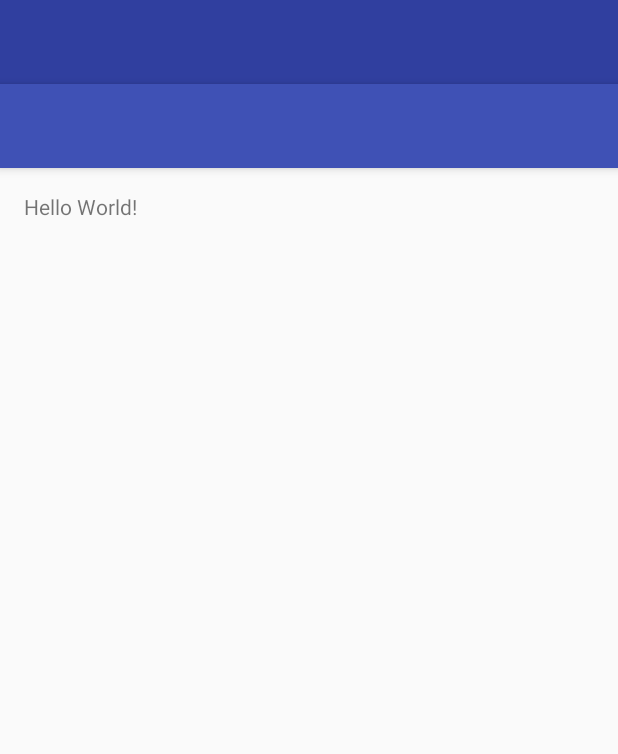
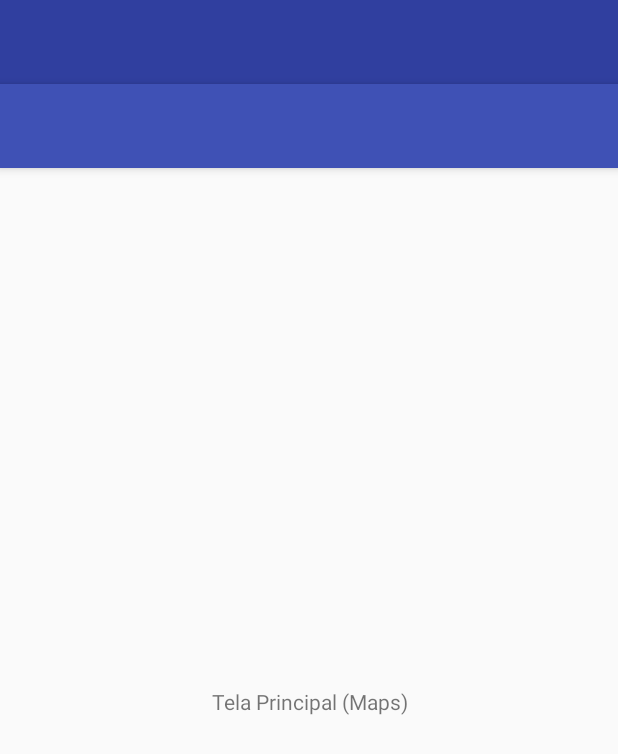
Before and after one commit to RafaeldsValente/EncontreFacilDois, an Android app: the layout activity_main.xml on its own in the app's theme, with its tools: preview values and no code run, on a phone screen of 412 x 824 dp. Shown: the top 754 px of the screen. Run offline under Robolectric (Android 15) with nearby library versions, the phone set to English and light mode, and no system bars.

Commit message:
Implementação menu.

```diff
--- /dev/null
+++ b/app/src/main/res/drawable/ic_exit_to_app_black_24dp.xml
@@ -0,0 +1,9 @@
+<vector xmlns:android="http://schemas.android.com/apk/res/android"
+        android:width="24dp"
+        android:height="24dp"
+        android:viewportWidth="24.0"
+        android:viewportHeight="24.0">
+    <path
+        android:fillColor="#FF000000"
+        android:pathData="M10.09,15.59L11.5,17l5,-5 -5,-5 -1.41,1.41L12.67,11H3v2h9.67l-2.58,2.59zM19,3H5c-1.11,0 -2,0.9 -2,2v4h2V5h14v14H5v-4H3v4c0,1.1 0.89,2 2,2h14c1.1,0 2,-0.9 2,-2V5c0,-1.1 -0.9,-2 -2,-2z"/>
+</vector>
--- /dev/null
+++ b/app/src/main/res/drawable/ic_home_black_24dp.xml
@@ -0,0 +1,9 @@
+<vector xmlns:android="http://schemas.android.com/apk/res/android"
+        android:width="24dp"
+        android:height="24dp"
+        android:viewportWidth="24.0"
+        android:viewportHeight="24.0">
+    <path
+        android:fillColor="#FF000000"
+        android:pathData="M10,20v-6h4v6h5v-8h3L12,3 2,12h3v8z"/>
+</vector>
--- /dev/null
+++ b/app/src/main/res/drawable/ic_settings_black_24dp.xml
@@ -0,0 +1,9 @@
+<vector xmlns:android="http://schemas.android.com/apk/res/android"
+        android:width="24dp"
+        android:height="24dp"
+        android:viewportWidth="24.0"
+        android:viewportHeight="24.0">
+    <path
+        android:fillColor="#FF000000"
+        android:pathData="M19.43,12.98c0.04,-0.32 0.07,-0.64 0.07,-0.98s-0.03,-0.66 -0.07,-0.98l2.11,-1.65c0.19,-0.15 0.24,-0.42 0.12,-0.64l-2,-3.46c-0.12,-0.22 -0.39,-0.3 -0.61,-0.22l-2.49,1c-0.52,-0.4 -1.08,-0.73 -1.69,-0.98l-0.38,-2.65C14.46,2.18 14.25,2 14,2h-4c-0.25,0 -0.46,0.18 -0.49,0.42l-0.38,2.65c-0.61,0.25 -1.17,0.59 -1.69,0.98l-2.49,-1c-0.23,-0.09 -0.49,0 -0.61,0.22l-2,3.46c-0.13,0.22 -0.07,0.49 0.12,0.64l2.11,1.65c-0.04,0.32 -0.07,0.65 -0.07,0.98s0.03,0.66 0.07,0.98l-2.11,1.65c-0.19,0.15 -0.24,0.42 -0.12,0.64l2,3.46c0.12,0.22 0.39,0.3 0.61,0.22l2.49,-1c0.52,0.4 1.08,0.73 1.69,0.98l0.38,2.65c0.03,0.24 0.24,0.42 0.49,0.42h4c0.25,0 0.46,-0.18 0.49,-0.42l0.38,-2.65c0.61,-0.25 1.17,-0.59 1.69,-0.98l2.49,1c0.23,0.09 0.49,0 0.61,-0.22l2,-3.46c0.12,-0.22 0.07,-0.49 -0.12,-0.64l-2.11,-1.65zM12,15.5c-1.93,0 -3.5,-1.57 -3.5,-3.5s1.57,-3.5 3.5,-3.5 3.5,1.57 3.5,3.5 -1.57,3.5 -3.5,3.5z"/>
+</vector>
--- a/app/src/main/res/layout/activity_main.xml
+++ b/app/src/main/res/layout/activity_main.xml
@@ -6,7 +6,8 @@
     android:layout_width="match_parent"
     android:layout_height="match_parent"
     android:fitsSystemWindows="true"
-    tools:openDrawer="start">
+    tools:openDrawer="start"
+    tools:context="com.example.rafael.encontrefacildois.MainActivity">
 
     <include
         layout="@layout/app_bar_main"
@@ -20,6 +21,6 @@
         android:layout_gravity="start"
         android:fitsSystemWindows="true"
         app:headerLayout="@layout/nav_header_main"
-        app:menu="@menu/drawer_menu"/>
+        app:menu="@menu/activity_main_drawer" />
 
 </android.support.v4.widget.DrawerLayout>
--- a/app/src/main/res/layout/app_bar_main.xml
+++ b/app/src/main/res/layout/app_bar_main.xml
@@ -22,6 +22,6 @@
 
     </android.support.design.widget.AppBarLayout>
 
-    <include layout="@layout/content_main" />
+    <include layout="@layout/content_main"/>
 
 </android.support.design.widget.CoordinatorLayout>
--- a/app/src/main/res/layout/content_main.xml
+++ b/app/src/main/res/layout/content_main.xml
@@ -13,13 +13,13 @@
     tools:showIn="@layout/app_bar_main">
 
     <TextView
-        android:layout_width="wrap_content"
-        android:layout_height="wrap_content"
-        android:text="Hello World!"
-        android:id="@+id/Ola"
-        app:layout_constraintBottom_toBottomOf="parent"
-        app:layout_constraintLeft_toLeftOf="parent"
-        app:layout_constraintRight_toRightOf="parent"
-        app:layout_constraintTop_toTopOf="parent" />
+        android:id="@+id/ConteudoPrincipal"
+        android:layout_width="match_parent"
+        android:layout_height="match_parent"
+        android:layout_gravity="center"
+        android:gravity="right|center"
+        android:text="Tela Principal (Maps)"
+        android:textAlignment="center"
+        tools:textAlignment="center" />
 
 </RelativeLayout>
--- /dev/null
+++ b/app/src/main/res/menu/activity_main_drawer.xml
@@ -0,0 +1,46 @@
+<?xml version="1.0" encoding="utf-8"?>
+<menu xmlns:android="http://schemas.android.com/apk/res/android">
+
+    <group android:checkableBehavior="single">
+        <item
+            android:id="@+id/itemHome"
+            android:icon="@drawable/ic_home_black_24dp"
+            android:title="Inicio" />
+    </group>
+
+    <item android:title="Categorias">
+        <menu>
+            <item
+                android:id="@+id/itemEletronicos"
+                android:icon="@drawable/ic_desktop_windows_black_24dp"
+                android:title="Eletrônicos" />
+            <item
+                android:id="@+id/itemRoupas"
+                android:icon="@drawable/ic_accessibility_black_24dp"
+                android:title="Roupas" />
+            <item
+                android:id="@+id/itemAcessorios"
+                android:icon="@drawable/ic_watch_black_24dp"
+                android:title="Acessórios" />
+
+            <item
+                android:id="@+id/itemEletrodomesticos"
+                android:title="Eletrodomésticos"
+                android:icon="@drawable/ic_android_black_24dp"/>
+        </menu>
+    </item>
+
+    <item android:title="Conta">
+        <menu>
+            <item
+                android:id="@+id/itemConfiguracoes"
+                android:icon="@drawable/ic_settings_black_24dp"
+                android:title="Configurações" />
+            <item
+                android:id="@+id/itemSair"
+                android:icon="@drawable/ic_exit_to_app_black_24dp"
+                android:title="Sair" />
+        </menu>
+    </item>
+
+</menu>
--- a/app/src/main/res/menu/drawer_menu.xml
+++ /dev/null
@@ -1,23 +0,0 @@
-<?xml version="1.0" encoding="utf-8"?>
-<menu xmlns:android="http://schemas.android.com/apk/res/android">
-
-    <group android:checkableBehavior="single">
-
-        <item
-            android:id="@+id/item_eletronicos"
-            android:title="Eletrônicos"
-            android:icon="@drawable/ic_desktop_windows_black_24dp"/>
-        <item
-            android:id="@+id/item_roupas"
-            android:title="Roupas"
-            android:icon="@drawable/ic_accessibility_black_24dp"/>
-        <item
-            android:id="@+id/item_acessorios"
-            android:title="Acessórios"
-            android:icon="@drawable/ic_watch_black_24dp"/>
-        <item
-            android:id="@+id/item_eletrodomesticos"
-            android:title="Eletrodomésticos"
-            android:icon="@drawable/ic_android_black_24dp"/>
- </group>
-</menu>
--- a/app/src/main/res/values/strings.xml
+++ b/app/src/main/res/values/strings.xml
@@ -1,5 +1,5 @@
 <resources>
-    <string name="app_name">EncontreFacilDois</string>
+    <string name="app_name">Encontre Fácil</string>
     <string name="title_activity_login">LoginActivity</string>
     <string name="navigation_drawer_open">Drawer Open</string>
     <string name="navigation_drawer_close">Drawer Closed</string>
```
Also changed, not shown: app/src/main/java/com/example/rafael/encontrefacildois/LoginActivity.java (+7 -4 lines), app/src/main/java/com/example/rafael/encontrefacildois/MainActivity.java (+87 -76 lines), app/src/main/res/layout/nav_header_main.xml (+6 -6 lines), app/src/main/res/drawable/logo_opet.png (added).
